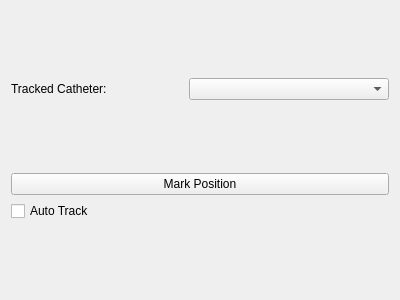
First picture: the form in Plugins/CathHistory/CathHistory.ui, repository pengwg/vurtigo, before the edit.
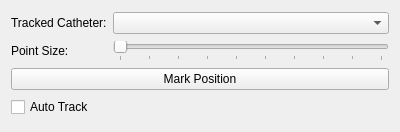
Second picture: the form after the edit.

Commit message:
Added a slider to change the size of the points as they are recorded. BugID: Analysis: The Catheter tip point recording plugin now has an extra slider that defines the size of the point that is recorded.
Resolution:

Reviewed by:

```diff
--- a/Plugins/CathHistory/CathHistory.ui
+++ b/Plugins/CathHistory/CathHistory.ui
@@ -7,23 +7,21 @@
     <x>0</x>
     <y>0</y>
     <width>400</width>
-    <height>300</height>
+    <height>132</height>
    </rect>
   </property>
   <property name="windowTitle">
    <string>Form</string>
   </property>
-  <layout class="QVBoxLayout" name="verticalLayout_2">
-   <item>
-    <layout class="QHBoxLayout" name="horizontalLayout">
-     <item>
+  <layout class="QGridLayout" name="gridLayout">
+   <item row="0" column="0">
       <widget class="QLabel" name="label">
        <property name="text">
         <string>Tracked Catheter:</string>
        </property>
       </widget>
      </item>
-     <item>
+   <item row="0" column="1">
       <widget class="QComboBox" name="cathComboBox">
        <property name="minimumSize">
         <size>
@@ -33,25 +31,48 @@
        </property>
       </widget>
      </item>
-    </layout>
-   </item>
-   <item>
-    <layout class="QVBoxLayout" name="verticalLayout_3">
-     <item>
+   <item row="3" column="0" colspan="2">
       <widget class="QPushButton" name="markButton">
        <property name="text">
         <string>Mark Position</string>
        </property>
       </widget>
      </item>
-     <item>
+   <item row="4" column="0">
       <widget class="QCheckBox" name="cathAutoTrackCheckBox">
        <property name="text">
         <string>Auto Track</string>
        </property>
       </widget>
      </item>
-    </layout>
+   <item row="1" column="0">
+    <widget class="QLabel" name="label_2">
+     <property name="text">
+      <string>Point Size:</string>
+     </property>
+    </widget>
+   </item>
+   <item row="1" column="1">
+    <widget class="QSlider" name="pointSizeSlider">
+     <property name="minimum">
+      <number>1</number>
+     </property>
+     <property name="maximum">
+      <number>10</number>
+     </property>
+     <property name="pageStep">
+      <number>5</number>
+     </property>
+     <property name="orientation">
+      <enum>Qt::Horizontal</enum>
+     </property>
+     <property name="tickPosition">
+      <enum>QSlider::TicksBelow</enum>
+     </property>
+     <property name="tickInterval">
+      <number>1</number>
+     </property>
+    </widget>
    </item>
   </layout>
  </widget>
```
Lines whose indentation alone changed are shown as unchanged. The commit also changes 4 other files.
